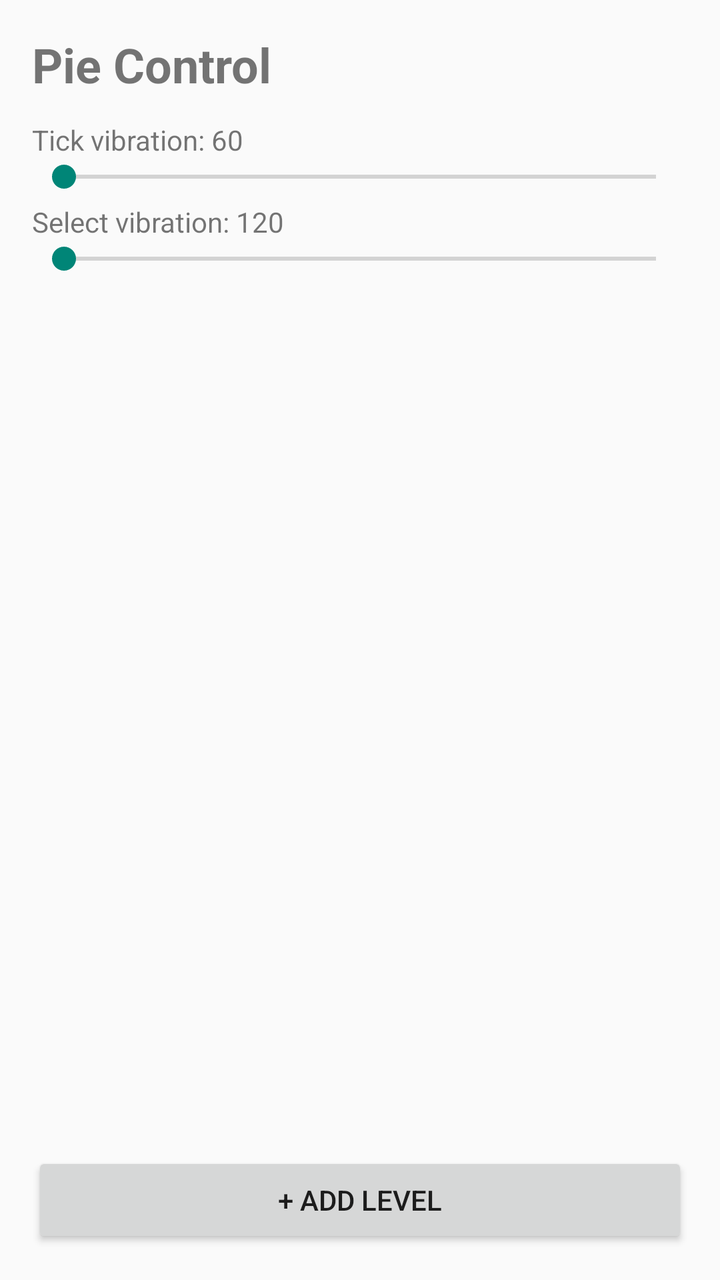
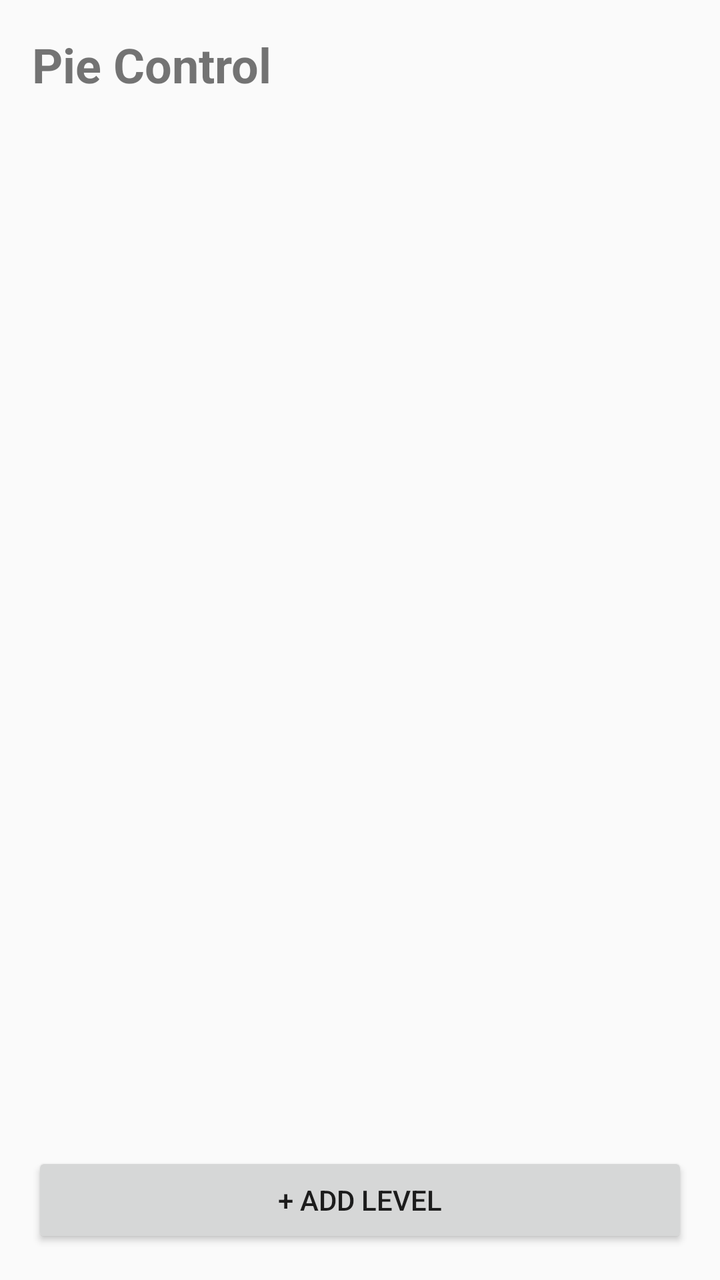

The first picture is an Android layout as it rendered before a commit; the second is the same layout after the commit. The layout source and the unified diff follow.
<!-- AndroidManifest.xml: application theme android:Theme.Material.Light.DarkActionBar -->
<!-- res/layout/activity_main.xml -->
<?xml version="1.0" encoding="utf-8"?>
<LinearLayout xmlns:android="http://schemas.android.com/apk/res/android"
    android:layout_width="match_parent"
    android:layout_height="match_parent"
    android:orientation="vertical"
    android:padding="16dp">

    <TextView
        android:layout_width="wrap_content"
        android:layout_height="wrap_content"
        android:text="Pie Control"
        android:textSize="24sp"
        android:textStyle="bold"
        android:layout_marginBottom="12dp" />

    <TextView
        android:id="@+id/vibe_tick_label"
        android:layout_width="wrap_content"
        android:layout_height="wrap_content"
        android:text="Tick vibration: 60"
        android:textSize="14sp" />

    <SeekBar
        android:id="@+id/vibe_tick_seek"
        android:layout_width="match_parent"
        android:layout_height="wrap_content"
        android:max="255"
        android:layout_marginBottom="4dp" />

    <TextView
        android:id="@+id/vibe_select_label"
        android:layout_width="wrap_content"
        android:layout_height="wrap_content"
        android:text="Select vibration: 120"
        android:textSize="14sp" />

    <SeekBar
        android:id="@+id/vibe_select_seek"
        android:layout_width="match_parent"
        android:layout_height="wrap_content"
        android:max="255"
        android:layout_marginBottom="12dp" />

    <androidx.recyclerview.widget.RecyclerView
        android:id="@+id/items_list"
        android:layout_width="match_parent"
        android:layout_height="0dp"
        android:layout_weight="1" />

    <Button
        android:id="@+id/btn_add_level"
        android:layout_width="match_parent"
        android:layout_height="wrap_content"
        android:layout_marginTop="8dp"
        android:text="+ Add Level" />

</LinearLayout>
<!-- resources referenced by this layout -->
<resources>

</resources>

<!-- the commit's change to res/layout/activity_main.xml (unified diff, before → after) -->
@@ -11,34 +11,6 @@
         android:text="Pie Control"
         android:textSize="24sp"
         android:textStyle="bold"
-        android:layout_marginBottom="12dp" />
-
-    <TextView
-        android:id="@+id/vibe_tick_label"
-        android:layout_width="wrap_content"
-        android:layout_height="wrap_content"
-        android:text="Tick vibration: 60"
-        android:textSize="14sp" />
-
-    <SeekBar
-        android:id="@+id/vibe_tick_seek"
-        android:layout_width="match_parent"
-        android:layout_height="wrap_content"
-        android:max="255"
-        android:layout_marginBottom="4dp" />
-
-    <TextView
-        android:id="@+id/vibe_select_label"
-        android:layout_width="wrap_content"
-        android:layout_height="wrap_content"
-        android:text="Select vibration: 120"
-        android:textSize="14sp" />
-
-    <SeekBar
-        android:id="@+id/vibe_select_seek"
-        android:layout_width="match_parent"
-        android:layout_height="wrap_content"
-        android:max="255"
         android:layout_marginBottom="12dp" />
 
     <androidx.recyclerview.widget.RecyclerView
